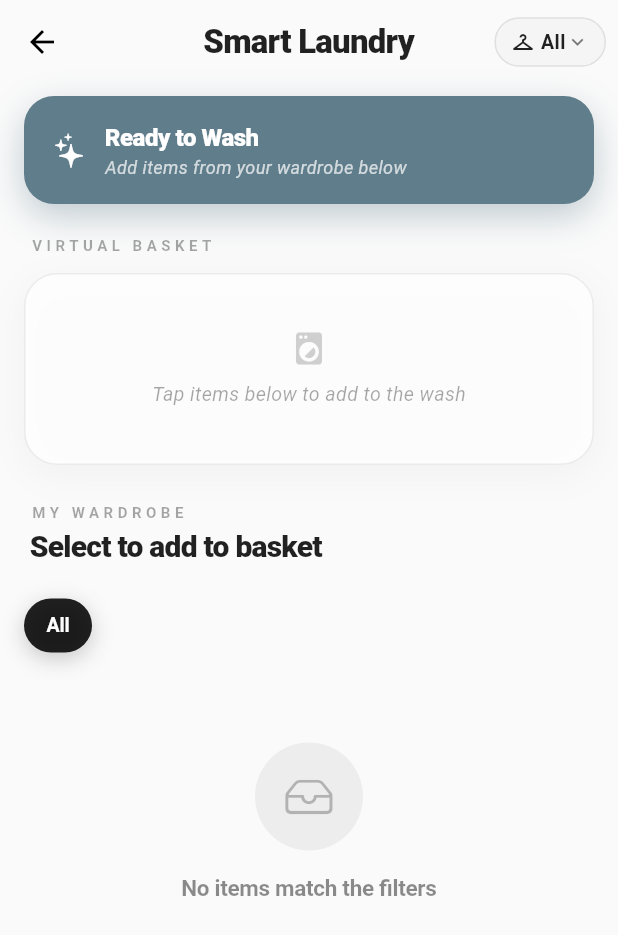
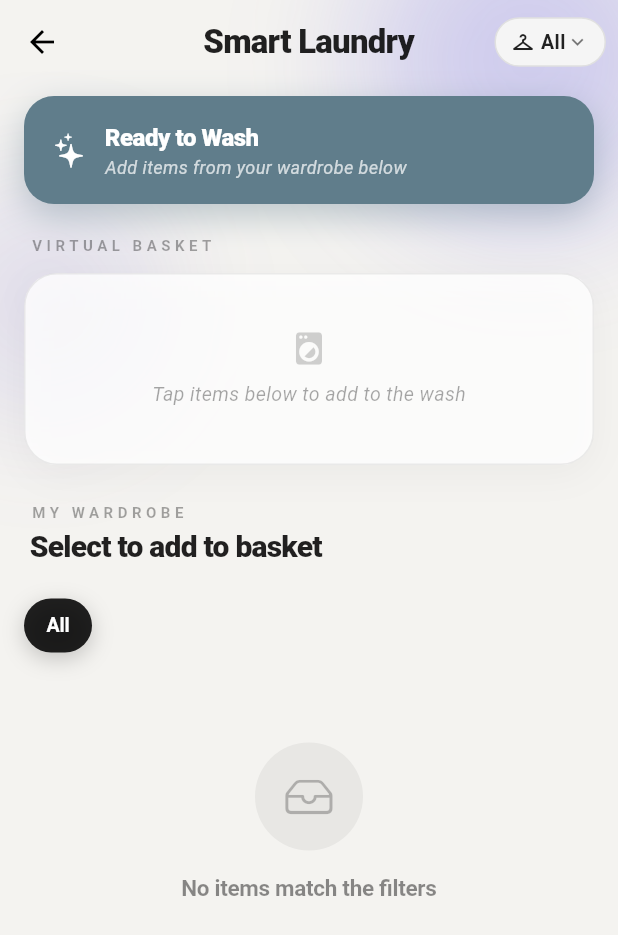
Before and after one commit to Marcu21/wardrobe-master-ai, a Flutter app: the LaundryScreen screen opened directly, on a phone screen of 412 x 824 dp. Shown: the top 935 px of the screen. Run offline on Flutter 3.47's test engine with Material 3 defaults, Android fonts, the phone set to English and light mode, and no system bars; our stand-ins replace cached_network_image, cloud_firestore, firebase_auth, firebase_core, firebase_storage, flutter_dotenv and 8 more; accounts and stored records are empty; generated files the repository leaves out were written again.

Commit message:
style(ui): unify main nav tab blob colors to brand indigo

```diff
--- a/mobile_app/lib/screens/laundry_screen.dart
+++ b/mobile_app/lib/screens/laundry_screen.dart
@@ -10,6 +10,10 @@ import 'package:mobile_app/services/laundry_service.dart';
 import 'package:mobile_app/services/wardrobe_state_service.dart';
 import '../widgets/global_wardrobe_selector.dart';
 import 'package:mobile_app/widgets/smart_clothing_image.dart';
+
+const _kBgColor = Color(0xFFF4F3F0);
+const _kBlob1 = Color(0x384F46E5);
+const _kBlob2 = Color(0x206352D2);
 
 class LaundryScreen extends StatefulWidget {
   const LaundryScreen({super.key});
@@ -408,7 +412,7 @@ class _LaundryScreenState extends State<LaundryScreen> {
   Widget build(BuildContext context) {
     if (_isLoading) {
       return Scaffold(
-        backgroundColor: Colors.grey[50],
+        backgroundColor: _kBgColor,
         appBar: AppBar(
           title: const Text(
             'Smart Laundry',
@@ -419,7 +423,44 @@ class _LaundryScreenState extends State<LaundryScreen> {
           centerTitle: true,
           iconTheme: const IconThemeData(color: Colors.black),
         ),
-        body: Center(
+        body: Stack(
+          children: [
+            Positioned.fill(child: ColoredBox(color: _kBgColor)),
+            Positioned(
+              top: -70,
+              right: -50,
+              child: IgnorePointer(
+                child: ImageFiltered(
+                  imageFilter: ImageFilter.blur(sigmaX: 45, sigmaY: 45),
+                  child: Container(
+                    width: 220,
+                    height: 220,
+                    decoration: const BoxDecoration(
+                      shape: BoxShape.circle,
+                      color: _kBlob1,
+                    ),
+                  ),
+                ),
+              ),
+            ),
+            Positioned(
+              top: 120,
+              left: -50,
+              child: IgnorePointer(
+                child: ImageFiltered(
+                  imageFilter: ImageFilter.blur(sigmaX: 40, sigmaY: 40),
+                  child: Container(
+                    width: 160,
+                    height: 160,
+                    decoration: const BoxDecoration(
+                      shape: BoxShape.circle,
+                      color: _kBlob2,
+                    ),
+                  ),
+                ),
+              ),
+            ),
+            Center(
           child: Column(
             mainAxisSize: MainAxisSize.min,
             children: [
@@ -483,12 +524,14 @@ class _LaundryScreenState extends State<LaundryScreen> {
             ],
           ),
         ),
+          ],
+        ),
       );
     }
 
     if (_errorMessage != null) {
       return Scaffold(
-        backgroundColor: Colors.grey[50],
+        backgroundColor: _kBgColor,
         appBar: AppBar(
           title: const Text(
             'Smart Laundry',
@@ -499,11 +542,50 @@ class _LaundryScreenState extends State<LaundryScreen> {
           centerTitle: true,
           iconTheme: const IconThemeData(color: Colors.black),
         ),
-        body: Center(
-          child: Text(
-            _errorMessage!,
-            style: const TextStyle(color: Colors.red),
-          ),
+        body: Stack(
+          children: [
+            Positioned.fill(child: ColoredBox(color: _kBgColor)),
+            Positioned(
+              top: -70,
+              right: -50,
+              child: IgnorePointer(
+                child: ImageFiltered(
+                  imageFilter: ImageFilter.blur(sigmaX: 45, sigmaY: 45),
+                  child: Container(
+                    width: 220,
+                    height: 220,
+                    decoration: const BoxDecoration(
+                      shape: BoxShape.circle,
+                      color: _kBlob1,
+                    ),
+                  ),
+                ),
+              ),
+            ),
+            Positioned(
+              top: 120,
+              left: -50,
+              child: IgnorePointer(
+                child: ImageFiltered(
+                  imageFilter: ImageFilter.blur(sigmaX: 40, sigmaY: 40),
+                  child: Container(
+                    width: 160,
+                    height: 160,
+                    decoration: const BoxDecoration(
+                      shape: BoxShape.circle,
+                      color: _kBlob2,
+                    ),
+                  ),
+                ),
+              ),
+            ),
+            Center(
+              child: Text(
+                _errorMessage!,
+                style: const TextStyle(color: Colors.red),
+              ),
+            ),
+          ],
         ),
       );
     }
@@ -562,9 +644,47 @@ class _LaundryScreenState extends State<LaundryScreen> {
     }).toList();
 
     return Scaffold(
-      backgroundColor: Colors.grey[50],
-      body: SafeArea(
-        child: CustomScrollView(
+      backgroundColor: _kBgColor,
+      body: Stack(
+        children: [
+          Positioned.fill(child: ColoredBox(color: _kBgColor)),
+          Positioned(
+            top: -70,
+            right: -50,
+            child: IgnorePointer(
+              child: ImageFiltered(
+                imageFilter: ImageFilter.blur(sigmaX: 45, sigmaY: 45),
+                child: Container(
+                  width: 220,
+                  height: 220,
+                  decoration: const BoxDecoration(
+                    shape: BoxShape.circle,
+                    color: _kBlob1,
+                  ),
+                ),
+              ),
+            ),
+          ),
+          Positioned(
+            top: 120,
+            left: -50,
+            child: IgnorePointer(
+              child: ImageFiltered(
+                imageFilter: ImageFilter.blur(sigmaX: 40, sigmaY: 40),
+                child: Container(
+                  width: 160,
+                  height: 160,
+                  decoration: const BoxDecoration(
+                    shape: BoxShape.circle,
+                    color: _kBlob2,
+                  ),
+                ),
+              ),
+            ),
+          ),
+          SafeArea(
+            top: false,
+            child: CustomScrollView(
           physics: const BouncingScrollPhysics(),
           slivers: [
             // 1. Title (scrolls away)
@@ -1013,6 +1133,8 @@ class _LaundryScreenState extends State<LaundryScreen> {
                   ),
           ],
         ),
+          ),
+        ],
       ),
     );
   }
@@ -1351,7 +1473,7 @@ class _StatusHeaderDelegate extends SliverPersistentHeaderDelegate {
     bool overlapsContent,
   ) {
     return Container(
-      color: Colors.grey[50],
+      color: Colors.transparent,
       alignment: Alignment.center,
       child: child,
     );
```
